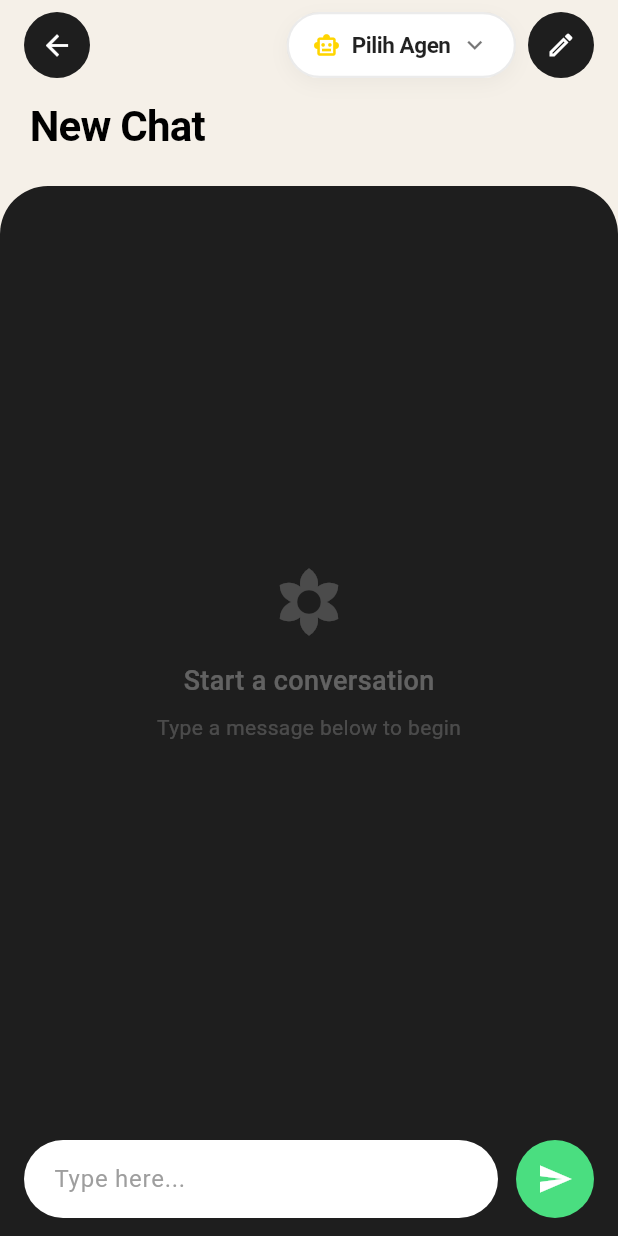
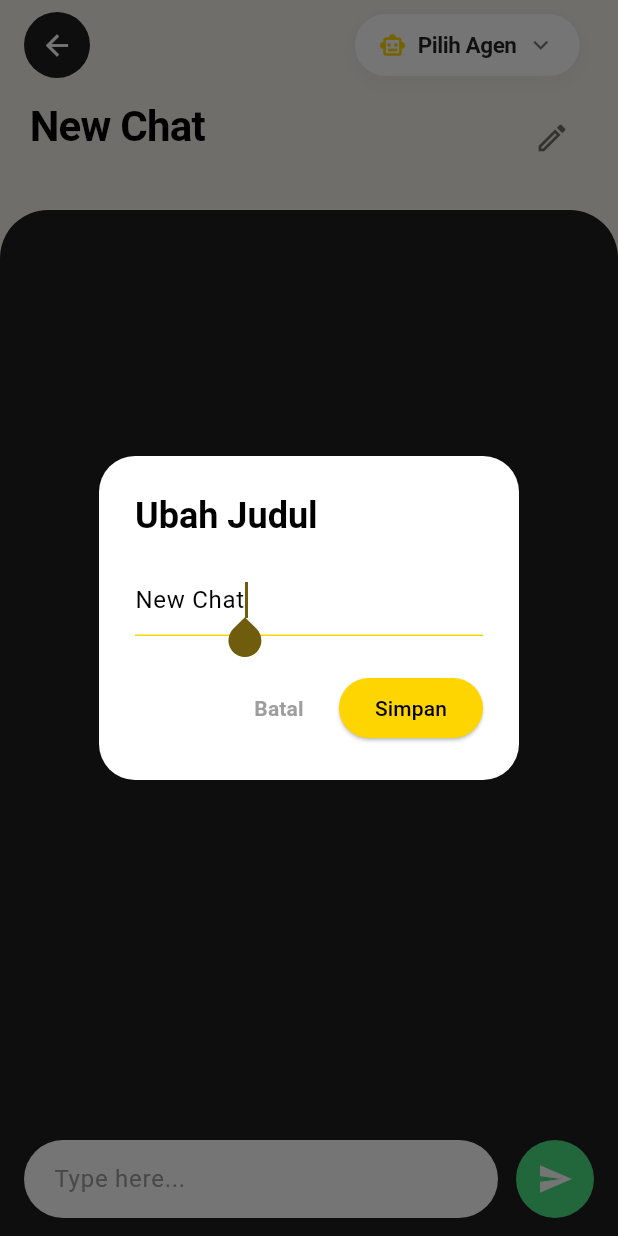
Before and after one commit to Fnrzz/ChatIn, a Flutter app: the ChatScreen screen opened directly, after a tap on the "edit" icon, on a phone screen of 412 x 824 dp. Run offline on Flutter 3.47's test engine with Material 3 defaults, Android fonts, the phone set to English and light mode, and no system bars; our stand-ins replace flutter_dotenv, flutter_markdown_plus, google_sign_in, shared_preferences, supabase_flutter; missing offline and left inert: encrypt; accounts and stored records are empty.

Commit message:
[FIXING] bug ui room chat

```diff
--- a/chatin/lib/screens/chat_screen.dart
+++ b/chatin/lib/screens/chat_screen.dart
@@ -264,7 +264,10 @@ class _ChatScreenState extends State<ChatScreen> {
     if (_sessionId == null) {
       if (_selectedAgent == null) return;
       try {
-        _sessionId = await _chatService.createNewSession(_selectedAgent!['id'].toString());
+        _sessionId = await _chatService.createNewSession(
+          _selectedAgent!['id'].toString(),
+          title: _conversationTitle,
+        );
       } catch (e) {
         if (mounted) {
           ScaffoldMessenger.of(context).showSnackBar(
@@ -392,6 +395,64 @@ class _ChatScreenState extends State<ChatScreen> {
     }
   }
 
+  void _showEditTitleDialog() {
+    final TextEditingController titleController = TextEditingController(text: _conversationTitle);
+    showDialog(
+      context: context,
+      builder: (context) {
+        final isDark = Theme.of(context).brightness == Brightness.dark;
+        return AlertDialog(
+          backgroundColor: isDark ? const Color(0xFF1E1E1E) : Colors.white,
+          shape: RoundedRectangleBorder(borderRadius: BorderRadius.circular(24)),
+          title: Text('Ubah Judul', style: TextStyle(color: isDark ? Colors.white : Colors.black, fontWeight: FontWeight.bold)),
+          content: TextField(
+            controller: titleController,
+            style: TextStyle(color: isDark ? Colors.white : Colors.black),
+            decoration: InputDecoration(
+              hintText: 'Masukkan judul chat baru',
+              hintStyle: const TextStyle(color: Colors.grey),
+              enabledBorder: const UnderlineInputBorder(borderSide: BorderSide(color: Colors.grey)),
+              focusedBorder: const UnderlineInputBorder(borderSide: BorderSide(color: Color(0xFFFFD500))),
+            ),
+            autofocus: true,
+          ),
+          actions: [
+            TextButton(
+              onPressed: () => Navigator.pop(context),
+              child: const Text('Batal', style: TextStyle(color: Colors.grey, fontWeight: FontWeight.bold)),
+            ),
+            ElevatedButton(
+              onPressed: () async {
+                final newTitle = titleController.text.trim();
+                if (newTitle.isNotEmpty && newTitle != _conversationTitle) {
+                  setState(() {
+                    _conversationTitle = newTitle;
+                  });
+                  if (_sessionId != null) {
+                    try {
+                      await _chatService.updateSessionTitleManually(_sessionId!, newTitle);
+                    } catch (e) {
+                      print('Failed to update title: $e');
+                    }
+                  }
+                }
+                if (context.mounted) {
+                  Navigator.pop(context);
+                }
+              },
+              style: ElevatedButton.styleFrom(
+                backgroundColor: const Color(0xFFFFD500),
+                foregroundColor: Colors.black,
+                shape: RoundedRectangleBorder(borderRadius: BorderRadius.circular(32)),
+              ),
+              child: const Text('Simpan'),
+            ),
+          ],
+        );
+      },
+    );
+  }
+
   void _scrollToBottom() {
     WidgetsBinding.instance.addPostFrameCallback((_) {
       if (_scrollController.hasClients) {
@@ -517,39 +578,19 @@ class _ChatScreenState extends State<ChatScreen> {
                   ),
                   const SizedBox(width: 8),
                 ],
-                // Compose button
-                GestureDetector(
-                  onTap: () {
-                    // New chat action
-                    _chatSubscription?.cancel();
-                    setState(() {
-                      _messages.clear();
-                      _conversationTitle = 'New Chat';
-                      _isGenerating = false;
-                      _sessionId = null;
-                    });
-                    _initSession();
-                  },
-                  child: Container(
-                    width: 44,
-                    height: 44,
-                    decoration: const BoxDecoration(
-                      color: Color(0xFF1E1E1E),
-                      shape: BoxShape.circle,
-                    ),
-                    child: const Icon(
-                      Icons.edit_outlined,
-                      color: Colors.white,
-                      size: 20,
-                    ),
-                  ),
-                ),
+
               ],
             ),
             const SizedBox(height: 16),
             // Conversation title
             Padding(
               padding: const EdgeInsets.symmetric(horizontal: 4.0),
+              child: Row(
+                crossAxisAlignment: CrossAxisAlignment.start,
+                children: [
+                  Expanded(
+                    child: GestureDetector(
+                      onTap: _showEditTitleDialog,
                       child: Text(
                         _conversationTitle,
                         style: TextStyle(
@@ -561,6 +602,15 @@ class _ChatScreenState extends State<ChatScreen> {
                         ),
                         maxLines: 3,
                         overflow: TextOverflow.ellipsis,
+                      ),
+                    ),
+                  ),
+                  IconButton(
+                    icon: Icon(Icons.edit_outlined, color: isDark ? Colors.white70 : Colors.black54, size: 24),
+                    onPressed: _showEditTitleDialog,
+                    tooltip: 'Edit Judul',
+                  ),
+                ],
               ),
             ),
             const SizedBox(height: 16),
--- a/chatin/lib/services/chat_service.dart
+++ b/chatin/lib/services/chat_service.dart
@@ -55,7 +55,7 @@ class ChatService {
   }
 
   // Membuat sesi baru di Supabase
-  Future<String> createNewSession(String agentId) async {
+  Future<String> createNewSession(String agentId, {String title = 'New Chat'}) async {
     final userId = _supabase.auth.currentUser?.id;
     if (userId == null) {
       throw Exception('User is not logged in');
@@ -67,7 +67,7 @@ class ChatService {
     await _supabase.from('chat_sessions').insert({
       'id': sessionId,
       'agent_id': agentId,
-      'title': 'New Chat',
+      'title': title,
       'user_id': userId,
       'created_at': createdAt,
       'summary': null,
@@ -287,4 +287,10 @@ class ChatService {
     }
     return null;
   }
+  // Memperbarui judul sesi secara manual
+  Future<void> updateSessionTitleManually(String sessionId, String newTitle) async {
+    await _supabase.from('chat_sessions').update({
+      'title': newTitle
+    }).eq('id', sessionId);
+  }
 }
```
Lines whose indentation alone changed are shown as unchanged.
